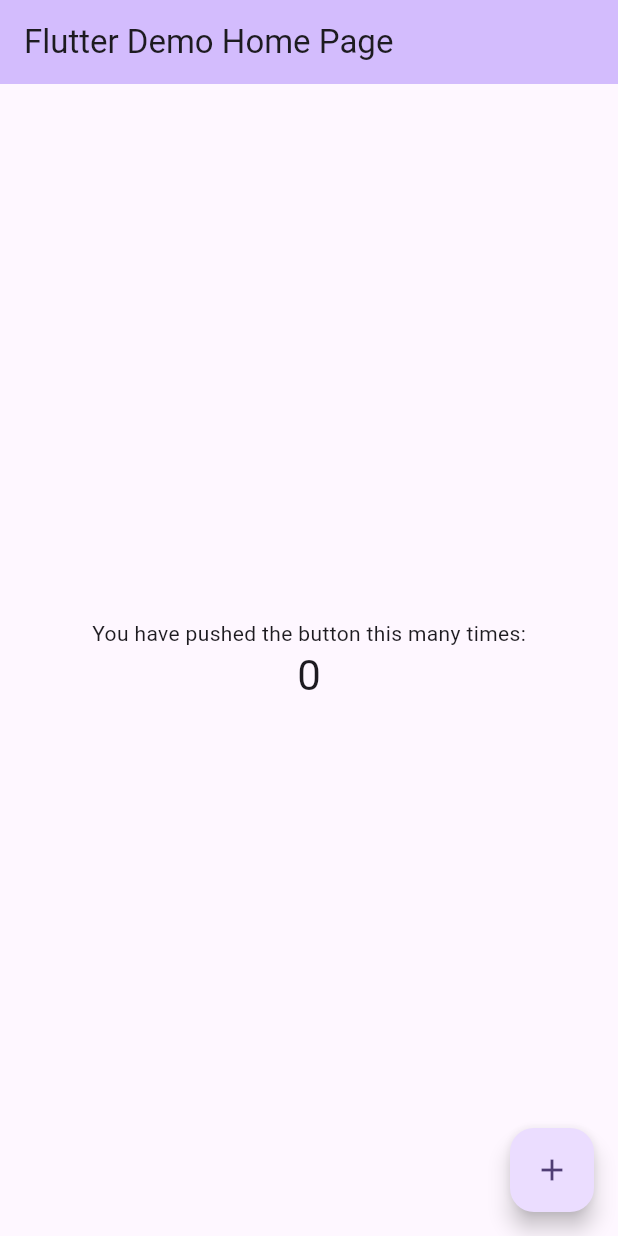
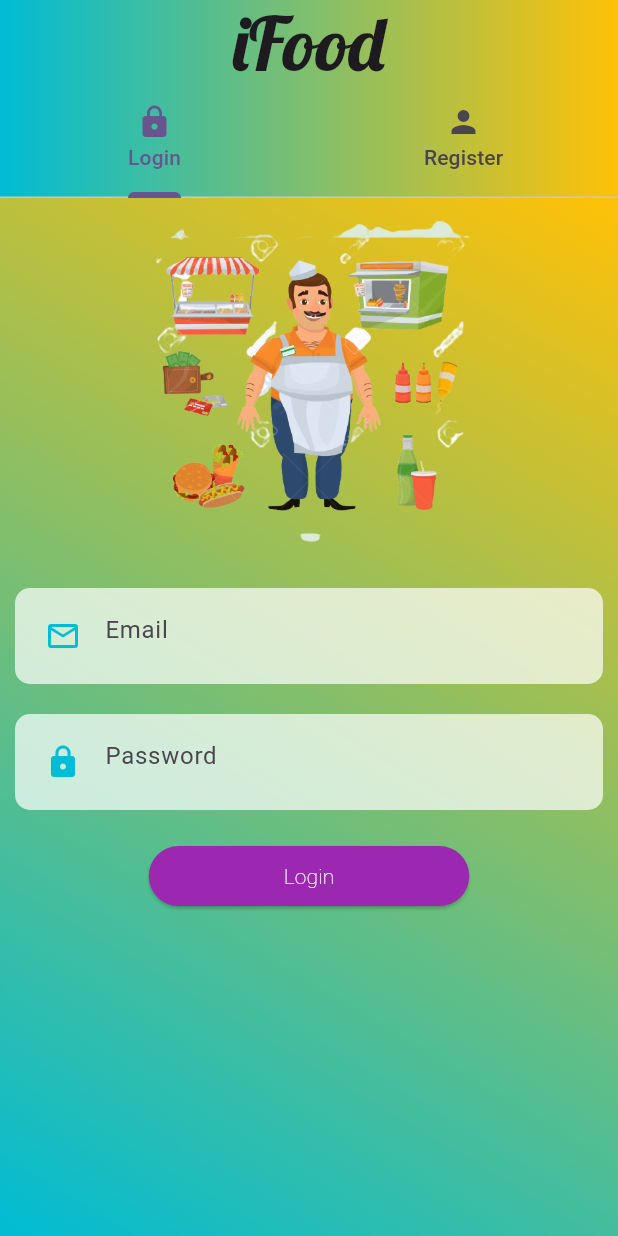
Before and after one commit to nitish97083/food_saller, a Flutter app: the screen it shows after launch, on a phone screen of 412 x 824 dp. Run offline on Flutter 3.47's test engine with Material 2 defaults, Android fonts, the phone set to English and light mode, and no system bars; our stand-ins replace firebase_core, geocoding, geolocator, image_picker, permission_handler; accounts and stored records are empty.

Commit message:
Login , register page created and firbase added

```diff
--- a/lib/main.dart
+++ b/lib/main.dart
@@ -1,6 +1,12 @@
+import 'package:firebase_core/firebase_core.dart';
 import 'package:flutter/material.dart';
+import 'package:food_saller_app/firebase_options.dart';
+import 'package:food_saller_app/screen/splash/splash_screen.dart';
 
-void main() {
+Future<void> main() async {
+  WidgetsFlutterBinding.ensureInitialized();
+  await Firebase.initializeApp(options: DefaultFirebaseOptions.currentPlatform);
+
   runApp(const MyApp());
 }
 
@@ -11,115 +17,12 @@
   @override
   Widget build(BuildContext context) {
     return MaterialApp(
-      title: 'Flutter Demo',
+      title: 'Saller App',
       theme: ThemeData(
-        // This is the theme of your application.
-        //
-        // TRY THIS: Try running your application with "flutter run". You'll see
-        // the application has a blue toolbar. Then, without quitting the app,
-        // try changing the seedColor in the colorScheme below to Colors.green
-        // and then invoke "hot reload" (save your changes or press the "hot
-        // reload" button in a Flutter-supported IDE, or press "r" if you used
-        // the command line to start the app).
-        //
-        // Notice that the counter didn't reset back to zero; the application
-        // state is not lost during the reload. To reset the state, use hot
-        // restart instead.
-        //
-        // This works for code too, not just values: Most code changes can be
-        // tested with just a hot reload.
         colorScheme: ColorScheme.fromSeed(seedColor: Colors.deepPurple),
         useMaterial3: true,
       ),
-      home: const MyHomePage(title: 'Flutter Demo Home Page'),
+      home: const SplashScreen(),
     );
   }
 }
-
-class MyHomePage extends StatefulWidget {
-  const MyHomePage({super.key, required this.title});
-
-  // This widget is the home page of your application. It is stateful, meaning
-  // that it has a State object (defined below) that contains fields that affect
-  // how it looks.
-
-  // This class is the configuration for the state. It holds the values (in this
-  // case the title) provided by the parent (in this case the App widget) and
-  // used by the build method of the State. Fields in a Widget subclass are
-  // always marked "final".
-
-  final String title;
-
-  @override
-  State<MyHomePage> createState() => _MyHomePageState();
-}
-
-class _MyHomePageState extends State<MyHomePage> {
-  int _counter = 0;
-
-  void _incrementCounter() {
-    setState(() {
-      // This call to setState tells the Flutter framework that something has
-      // changed in this State, which causes it to rerun the build method below
-      // so that the display can reflect the updated values. If we changed
-      // _counter without calling setState(), then the build method would not be
-      // called again, and so nothing would appear to happen.
-      _counter++;
-    });
-  }
-
-  @override
-  Widget build(BuildContext context) {
-    // This method is rerun every time setState is called, for instance as done
-    // by the _incrementCounter method above.
-    //
-    // The Flutter framework has been optimized to make rerunning build methods
-    // fast, so that you can just rebuild anything that needs updating rather
-    // than having to individually change instances of widgets.
-    return Scaffold(
-      appBar: AppBar(
-        // TRY THIS: Try changing the color here to a specific color (to
-        // Colors.amber, perhaps?) and trigger a hot reload to see the AppBar
-        // change color while the other colors stay the same.
-        backgroundColor: Theme.of(context).colorScheme.inversePrimary,
-        // Here we take the value from the MyHomePage object that was created by
-        // the App.build method, and use it to set our appbar title.
-        title: Text(widget.title),
-      ),
-      body: Center(
-        // Center is a layout widget. It takes a single child and positions it
-        // in the middle of the parent.
-        child: Column(
-          // Column is also a layout widget. It takes a list of children and
-          // arranges them vertically. By default, it sizes itself to fit its
-          // children horizontally, and tries to be as tall as its parent.
-          //
-          // Column has various properties to control how it sizes itself and
-          // how it positions its children. Here we use mainAxisAlignment to
-          // center the children vertically; the main axis here is the vertical
-          // axis because Columns are vertical (the cross axis would be
-          // horizontal).
-          //
-          // TRY THIS: Invoke "debug painting" (choose the "Toggle Debug Paint"
-          // action in the IDE, or press "p" in the console), to see the
-          // wireframe for each widget.
-          mainAxisAlignment: MainAxisAlignment.center,
-          children: <Widget>[
-            const Text(
-              'You have pushed the button this many times:',
-            ),
-            Text(
-              '$_counter',
-              style: Theme.of(context).textTheme.headlineMedium,
-            ),
-          ],
-        ),
-      ),
-      floatingActionButton: FloatingActionButton(
-        onPressed: _incrementCounter,
-        tooltip: 'Increment',
-        child: const Icon(Icons.add),
-      ), // This trailing comma makes auto-formatting nicer for build methods.
-    );
-  }
-}
--- /dev/null
+++ b/lib/screen/authentication/auth_screen.dart
@@ -0,0 +1,73 @@
+import 'package:flutter/material.dart';
+import 'package:food_saller_app/screen/authentication/login.dart';
+import 'package:food_saller_app/screen/authentication/register.dart';
+
+class AuthScreen extends StatefulWidget {
+  const AuthScreen({super.key});
+
+  @override
+  State<AuthScreen> createState() => _AuthScreenState();
+}
+
+class _AuthScreenState extends State<AuthScreen> {
+  @override
+  Widget build(BuildContext context) {
+    return DefaultTabController(
+      length: 2,
+      child: Scaffold(
+        appBar: AppBar(
+          flexibleSpace: Container(
+            decoration: const BoxDecoration(
+                gradient: LinearGradient(
+                    colors: [Colors.cyan, Colors.amber],
+                    begin: FractionalOffset(0, 0),
+                    end: FractionalOffset(1.0, 0),
+                    stops: [0.0, 1.0],
+                    tileMode: TileMode.clamp)),
+          ),
+          title: const Text(
+            "iFood",
+            style: TextStyle(
+              fontFamily: "Lobster",
+              fontSize: 50,
+              //color: Colors.white,
+            ),
+          ),
+          bottom: const TabBar(
+              tabs: [
+                Tab(
+                  icon: Icon(
+                    Icons.lock,
+                  ),
+                  text: "Login",
+                ),
+                Tab(
+                  icon: Icon(
+                    Icons.person,
+                  ),
+                  text: "Register",
+                ),
+              ],
+              // indicatorColor: Theme.of(context).colorScheme.background,
+              indicatorWeight: 4),
+          centerTitle: true,
+          automaticallyImplyLeading: false,
+        ),
+        body: Container(
+          decoration: const BoxDecoration(
+            gradient: LinearGradient(
+                colors: [Colors.amber, Colors.cyan],
+                begin: Alignment.topRight,
+                end: Alignment.bottomLeft),
+          ),
+          child: const TabBarView(
+            children: [
+              Login(),
+              Register(),
+            ],
+          ),
+        ),
+      ),
+    );
+  }
+}
--- /dev/null
+++ b/lib/screen/authentication/login.dart
@@ -0,0 +1,70 @@
+import 'package:flutter/material.dart';
+
+import '../../widgets/custom_text_field.dart';
+
+class Login extends StatefulWidget {
+  const Login({super.key});
+
+  @override
+  State<Login> createState() => _LoginState();
+}
+
+class _LoginState extends State<Login> {
+  final GlobalKey<FormState> _formKey = GlobalKey<FormState>();
+  final TextEditingController _email = TextEditingController();
+  final TextEditingController _password = TextEditingController();
+  @override
+  Widget build(BuildContext context) {
+    return SingleChildScrollView(
+      child: Column(
+        children: [
+          Container(
+            alignment: Alignment.bottomCenter,
+            padding: const EdgeInsets.all(15),
+            height: 250,
+            child: Image.asset("assets/images/seller.png"),
+          ),
+          Form(
+            key: _formKey,
+            child: Column(
+              children: [
+                CustTextField(
+                  textEditingController: _email,
+                  icon: Icons.email_outlined,
+                  isObscure: false,
+                  hintText: "Email",
+                  textInputType: TextInputType.emailAddress,
+                ),
+                CustTextField(
+                  textEditingController: _password,
+                  icon: Icons.lock,
+                  isObscure: true,
+                  hintText: "Password",
+                  textInputType: TextInputType.emailAddress,
+                ),
+              ],
+            ),
+          ),
+          const SizedBox(
+            height: 10,
+          ),
+          ElevatedButton(
+            onPressed: () {},
+            style: ElevatedButton.styleFrom(
+                backgroundColor: Colors.purple,
+                padding:
+                    const EdgeInsets.symmetric(horizontal: 90, vertical: 10)),
+            child: const Text(
+              "Login",
+              style:
+                  TextStyle(color: Colors.white, fontWeight: FontWeight.w200),
+            ),
+          ),
+          const SizedBox(
+            height: 10,
+          ),
+        ],
+      ),
+    );
+  }
+}
--- /dev/null
+++ b/lib/widgets/custom_text_field.dart
@@ -0,0 +1,46 @@
+import 'package:flutter/material.dart';
+
+class CustTextField extends StatelessWidget {
+  CustTextField(
+      {super.key,
+      this.hintText,
+      this.icon,
+      this.isEnable,
+      this.isObscure,
+      this.textInputType,
+      this.textEditingController});
+
+  final TextEditingController? textEditingController;
+  final String? hintText;
+  final IconData? icon;
+  bool? isObscure = true;
+  bool? isEnable = true;
+  final TextInputType? textInputType;
+
+  @override
+  Widget build(BuildContext context) {
+    return Container(
+      decoration: const BoxDecoration(
+        borderRadius: BorderRadius.all(
+          Radius.circular(10),
+        ),
+        color: Colors.white70,
+      ),
+      padding: const EdgeInsets.all(8),
+      margin: const EdgeInsets.all(10),
+      child: TextFormField(
+        controller: textEditingController,
+        obscureText: isObscure!,
+        enabled: isEnable,
+        cursorColor: Theme.of(context).primaryColor,
+        decoration: InputDecoration(
+            border: InputBorder.none,
+            prefixIcon: Icon(
+              icon,
+              color: Colors.cyan,
+            ),
+            hintText: hintText),
+      ),
+    );
+  }
+}
```
Also changed, not shown: lib/screen/authentication/register.dart (added, +207 -0 lines), lib/screen/splash/splash_screen.dart (added, +63 -0 lines), pubspec.yaml (+24 -15 lines), assets/fonts/BebasNeue-Regular.ttf (added), assets/fonts/Lobster-Regular.ttf (added), assets/fonts/Signatra.ttf (added), assets/fonts/VarelaRound-Regular.ttf (added), assets/images/delivered.jpg (added), assets/images/packing.png (added), assets/images/seller.png (added), assets/images/splash.jpg (added), lib/firebase_options.dart (added), pubspec.lock, 12 other files.
